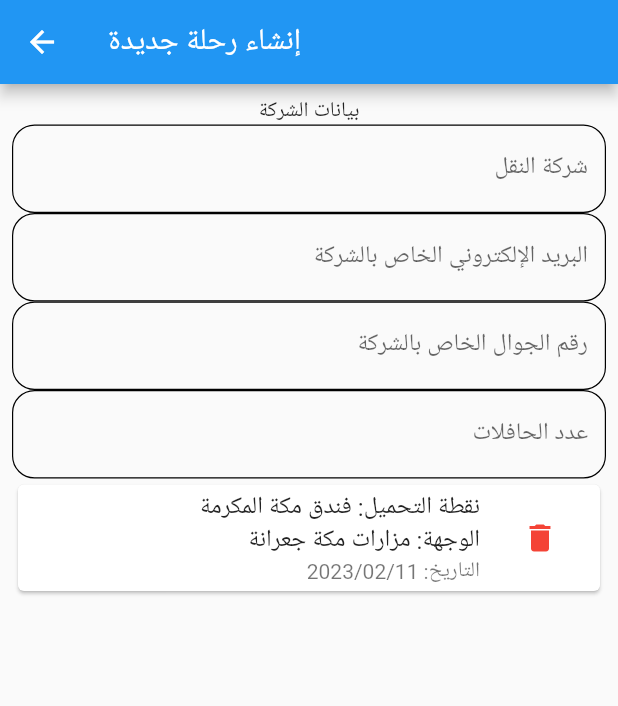
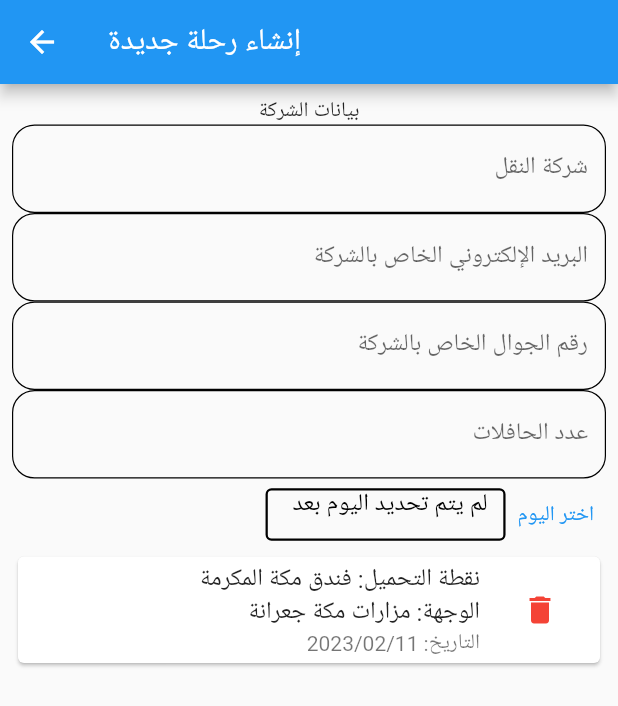
Before and after one commit to a7madi/masar, a Flutter app: the CreateTravelPage screen opened by its route, on a phone screen of 412 x 824 dp. Shown: the top 706 px of the screen. Run offline on Flutter 3.47's test engine with Material 2 defaults, Android fonts, the phone set to English and light mode, and no system bars; our stand-ins replace syncfusion_flutter_datepicker.

Commit message:
FEAT: Add DatePicker

```diff
--- a/lib/pages/create_travel_page.dart
+++ b/lib/pages/create_travel_page.dart
@@ -1,8 +1,15 @@
 import 'package:flutter/material.dart';
+import 'package:syncfusion_flutter_datepicker/datepicker.dart';
 
-class CreateTravelPage extends StatelessWidget {
+class CreateTravelPage extends StatefulWidget {
   CreateTravelPage({super.key});
   static const String routeName = '/create-new-travel';
+
+  @override
+  State<CreateTravelPage> createState() => _CreateTravelPageState();
+}
+
+class _CreateTravelPageState extends State<CreateTravelPage> {
   final _formKey = GlobalKey<FormState>();
 
   // TravelCompanyName TextController.
@@ -16,6 +23,8 @@ class CreateTravelPage extends StatelessWidget {
 
   // TravelCompanyEmail TextController.
   final _txtNumBuses = TextEditingController();
+
+  var _pickedDate = '';
 
   @override
   Widget build(BuildContext context) {
@@ -32,20 +41,76 @@ class CreateTravelPage extends StatelessWidget {
             child: Column(
               children: <Widget>[
                 const Text('بيانات الشركة'),
-                  textField('شركة النقل', _txtCntTrvlComp),
-                  textField(
-                      'البريد الإلكتروني الخاص بالشركة', _txtCntTrvlCompP),
-                  textField('رقم الجوال الخاص بالشركة', _txtCntTrvlCompE),
-                  textField('عدد الحافلات', _txtNumBuses),
-                  destinationCard(),
+                _textField('شركة النقل', _txtCntTrvlComp),
+                _textField('البريد الإلكتروني الخاص بالشركة', _txtCntTrvlCompP),
+                _textField('رقم الجوال الخاص بالشركة', _txtCntTrvlCompE),
+                _textField('عدد الحافلات', _txtNumBuses),
+                _datePicker(context),
+                _destinationCard(),
               ],
             ),
           ),
         ),
-        ));
+      ),
+    );
   }
 
-  Card destinationCard() {
+  Row _datePicker(BuildContext context) {
+    final outlineborder = OutlineInputBorder(
+        borderSide: const BorderSide(width: 1.5),
+        borderRadius: BorderRadius.circular(4));
+    return Row(
+      children: [
+        TextButton(
+          onPressed: () {
+            showDialog(
+              context: context,
+              builder: (ctx) => AlertDialog(
+                title: const Text('اختر اليوم'),
+                actions: [
+                  TextButton(
+                      onPressed: () {
+                        Navigator.of(context).pop();
+                      },
+                      child: const Text('اعتمد الوقت')),
+                ],
+                content: SizedBox(
+                  height: 250,
+                  width: 500,
+                  child: SfDateRangePicker(
+                    onSelectionChanged: (v) {
+                      setState(() {
+                        _pickedDate = v.value
+                            .toString()
+                            .substring(0, 10)
+                            .replaceAll('-', '/');
+                      });
+                    },
+                  ),
+                ),
+              ),
+            );
+          },
+          child: const Text('اختر اليوم'),
+        ),
+        SizedBox(
+            width: 160,
+            height: 35,
+            child: TextField(
+              readOnly: true,
+              decoration: InputDecoration(
+                  hintText: _pickedDate.isEmpty? 'لم يتم تحديد اليوم بعد':_pickedDate,
+                  hintStyle: const TextStyle(
+                    color: Colors.black,
+                  ),
+                  enabledBorder: outlineborder,
+                  focusedBorder: outlineborder),
+            )),
+      ],
+    );
+  }
+
+  Card _destinationCard() {
     return Card(
       child: ListTile(
         title: Column(
@@ -59,11 +124,17 @@ class CreateTravelPage extends StatelessWidget {
           ],
         ),
         subtitle: const Text('التاريخ: 2023/02/11'),
-                   leading:  IconButton(onPressed: (){ },icon:const  Icon(Icons.delete,color: Colors.red,)),
-                ),);
+        leading: IconButton(
+            onPressed: () {},
+            icon: const Icon(
+              Icons.delete,
+              color: Colors.red,
+            )),
+      ),
+    );
   }
 
-  TextFormField textField(String textLable, TextEditingController textCont) {
+  TextFormField _textField(String textLable, TextEditingController textCont) {
     final outlineborder = OutlineInputBorder(
         borderSide: const BorderSide(width: 0.8),
         borderRadius: BorderRadius.circular(15));
--- a/pubspec.yaml
+++ b/pubspec.yaml
@@ -31,6 +31,7 @@ environment:
 dependencies:
   flutter:
     sdk: flutter
+  syncfusion_flutter_datepicker: ^20.4.49
 
 
   # The following adds the Cupertino Icons font to your application.
```
Also changed, not shown: pubspec.lock. Lines whose indentation alone changed are shown as unchanged.
